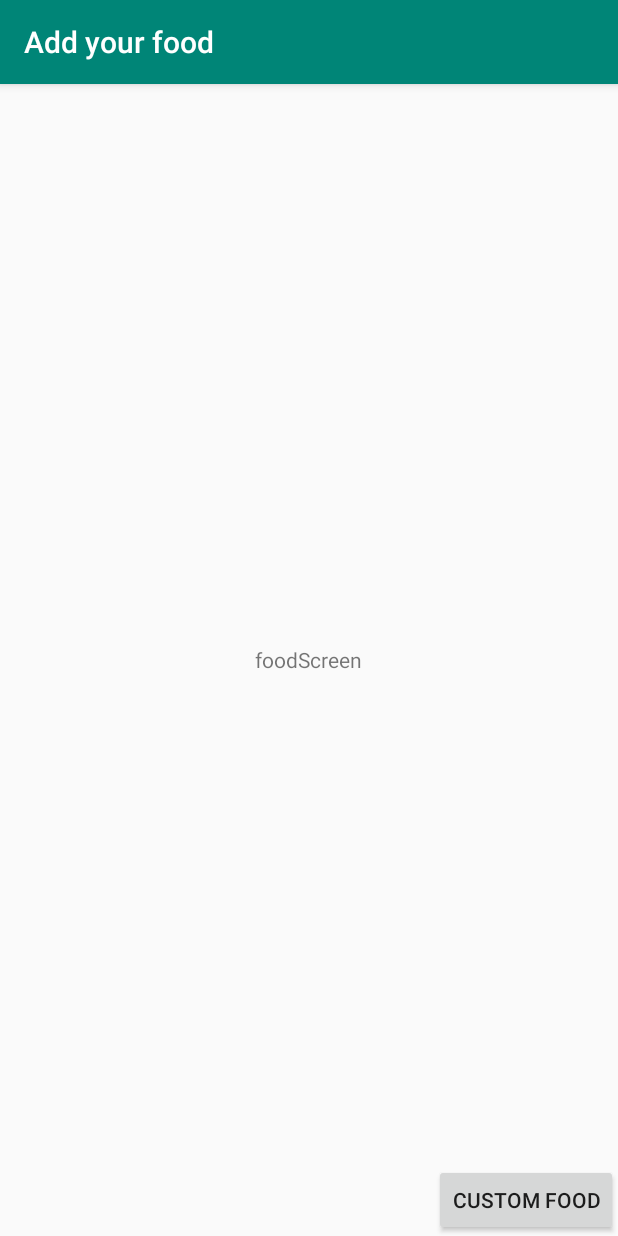
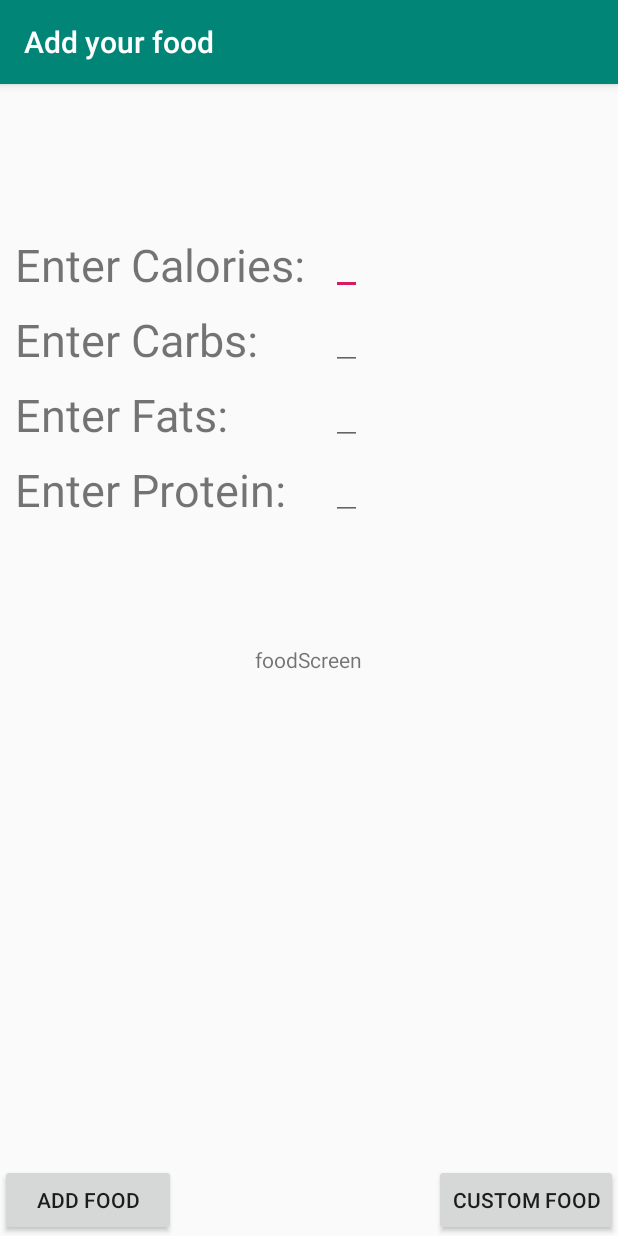
Before and after one commit to kmai1/CS125FinalProject, an Android app: the screen it shows after launch (addFoodScreen), after a tap on "ADD FOOD", on a phone screen of 412 x 824 dp. Run offline under Robolectric (Android 15) with nearby library versions, the phone set to English and light mode, and no system bars.

Commit message:
can add custom foods now, missing api integration, missing required inputs

```diff
--- a/app/src/main/java/com/example/kmai/cs125finalproject/addFoodScreen.java
+++ b/app/src/main/java/com/example/kmai/cs125finalproject/addFoodScreen.java
@@ -5,9 +5,11 @@ import android.support.v7.app.AppCompatActivity;
 import android.os.Bundle;
 import android.view.View;
 import android.widget.Button;
+import android.widget.EditText;
 
 public class addFoodScreen extends AppCompatActivity {
     private Button customFood;
+    private Button addFood;
     @Override
     protected void onCreate(Bundle savedInstanceState) {
         super.onCreate(savedInstanceState);
@@ -21,9 +23,33 @@ public class addFoodScreen extends AppCompatActivity {
             }
         });
 
+        addFood = findViewById(R.id.addFood);
+        addFood.setOnClickListener(new View.OnClickListener() {
+            @Override
+            public void onClick(View v) {
+                int inputtedCalories;
+                double inputtedCarbs, inputtedFats, inputtedProtein;
+                EditText calories = findViewById(R.id.inputCalories);
+                inputtedCalories = Integer.parseInt(calories.getText().toString());
+                EditText carbs = findViewById(R.id.inputCarbs);
+                inputtedCarbs = Double.parseDouble(carbs.getText().toString());
+                EditText fats = findViewById(R.id.inputFat);
+                inputtedFats = Double.parseDouble(fats.getText().toString());
+                EditText protein = findViewById(R.id.inputProtein);
+                inputtedProtein = Double.parseDouble(protein.getText().toString());
+                Food createdFood = new Food(inputtedCalories,inputtedCarbs,inputtedFats,inputtedProtein);
+                mainScreen.addListOfFoods(createdFood);
+                switchToMainScreen();
+            }
+        });
+
     }
     public void openCustomFoodScreen() {
         Intent intent = new Intent(this, customFoodScreen.class);
         startActivity(intent);
     }
+    public void switchToMainScreen() {
+        Intent intent = new Intent(this, mainScreen.class);
+        startActivity(intent);
+    }
 }
--- a/app/src/main/java/com/example/kmai/cs125finalproject/mainScreen.java
+++ b/app/src/main/java/com/example/kmai/cs125finalproject/mainScreen.java
@@ -17,7 +17,7 @@ import java.util.TimerTask;
 public class mainScreen extends AppCompatActivity {
     private static int totalCalories;
     private static double totalFats, totalCarbs, totalProtein;
-    private static List<Food> listOfFoods = new ArrayList<>();
+    private static List<Food> listOfFoods = new ArrayList<Food>();
     public Button addFood;
     @Override
     protected void onCreate(Bundle savedInstanceState) {
@@ -37,7 +37,7 @@ public class mainScreen extends AppCompatActivity {
         Runnable runnable = new Runnable() {
             @Override
             public void run() {
-                listOfFoods.add(new Food(100,1.0,1.0,1.0));
+                //listOfFoods.add(new Food(100,1.0,1.0,1.0));
                 updateCalories();
                 updateFat();
                 updateCarbs();
@@ -88,5 +88,12 @@ public class mainScreen extends AppCompatActivity {
             totalProtein += listOfFoods.get(k).getProtein();
         }
     }
+    public static List<Food> getListOfFoods() {
+        return listOfFoods;
+    }
+
+    public static void addListOfFoods(Food insertFood) {
+        listOfFoods.add(insertFood);
+    }
 
 }
--- a/app/src/main/res/layout/activity_food_screen.xml
+++ b/app/src/main/res/layout/activity_food_screen.xml
@@ -6,6 +6,39 @@
     android:layout_height="match_parent"
     tools:context=".addFoodScreen">
 
+    <EditText
+        android:id="@+id/inputCalories"
+        android:inputType="number"
+        android:layout_width="wrap_content"
+        android:layout_height="wrap_content"
+        android:layout_alignEnd="@+id/foodScreen"
+        android:layout_alignBottom="@+id/enterCalories"
+        android:textSize="30sp" />
+    <EditText
+        android:id="@+id/inputCarbs"
+        android:inputType="numberDecimal"
+        android:layout_width="wrap_content"
+        android:layout_height="wrap_content"
+        android:layout_alignEnd="@+id/foodScreen"
+        android:layout_alignBottom="@+id/enterCarb"
+        android:textSize="30sp" />
+    <EditText
+        android:id="@+id/inputFat"
+        android:inputType="numberDecimal"
+        android:layout_width="wrap_content"
+        android:layout_height="wrap_content"
+        android:layout_alignEnd="@+id/foodScreen"
+        android:layout_alignBottom="@+id/enterFats"
+        android:textSize="30sp" />
+    <EditText
+        android:id="@+id/inputProtein"
+        android:inputType="numberDecimal"
+        android:layout_width="wrap_content"
+        android:layout_height="wrap_content"
+        android:layout_alignEnd="@+id/foodScreen"
+        android:layout_alignBottom="@+id/enterProtein"
+        android:textSize="30sp" />
+
     <TextView
         android:id="@+id/foodScreen"
         android:layout_width="wrap_content"
@@ -13,6 +46,60 @@
         android:layout_centerVertical="true"
         android:layout_centerHorizontal="true"
         android:text="foodScreen"/>
+
+    <TextView
+        android:id="@+id/enterCalories"
+        android:layout_width="wrap_content"
+        android:layout_height="wrap_content"
+        android:layout_alignParentStart="true"
+        android:layout_alignParentLeft="true"
+        android:layout_alignParentTop="true"
+        android:layout_marginStart="10dp"
+        android:layout_marginLeft="10dp"
+        android:layout_marginTop="100dp"
+        android:text="Enter Calories:"
+        android:textSize="30sp" />
+
+
+    <TextView
+        android:id="@+id/enterCarb"
+        android:layout_width="wrap_content"
+        android:layout_height="wrap_content"
+        android:layout_alignStart="@+id/enterCalories"
+        android:layout_alignParentTop="true"
+        android:layout_marginTop="150dp"
+        android:text="Enter Carbs:"
+        android:textSize="30sp"/>
+
+    <TextView
+        android:id="@+id/enterFats"
+        android:layout_width="wrap_content"
+        android:layout_height="wrap_content"
+        android:layout_alignStart="@+id/enterCalories"
+        android:layout_alignParentTop="true"
+        android:layout_marginTop="200dp"
+        android:text="Enter Fats:"
+        android:textSize="30sp"/>
+
+    <TextView
+        android:id="@+id/enterProtein"
+        android:layout_width="wrap_content"
+        android:layout_height="wrap_content"
+        android:layout_alignStart="@+id/enterCalories"
+        android:layout_alignParentTop="true"
+        android:layout_marginTop="250dp"
+        android:text="Enter Protein:"
+        android:textSize="30sp"/>
+
+    <Button
+        android:id="@+id/addFood"
+        android:layout_width="117dp"
+        android:layout_height="wrap_content"
+        android:layout_alignParentStart="true"
+        android:layout_alignParentBottom="true"
+        android:layout_marginStart="0dp"
+        android:layout_marginBottom="0dp"
+        android:text="ADD FOOD" />
 
     <Button
         android:id="@+id/customFood"
```
